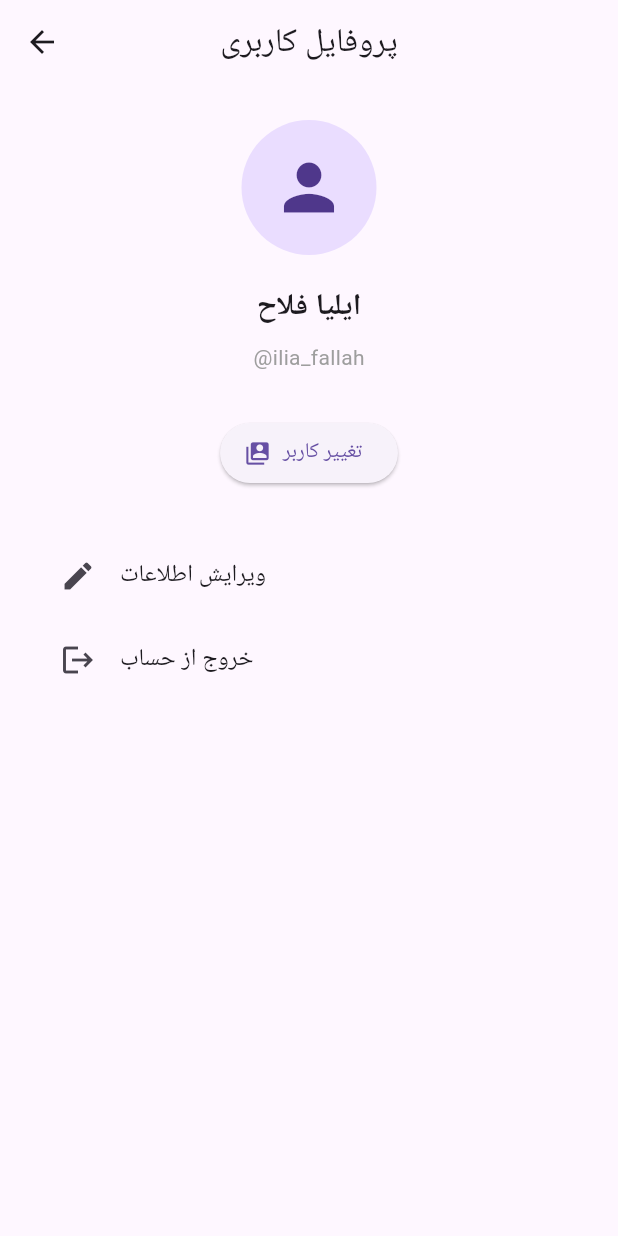
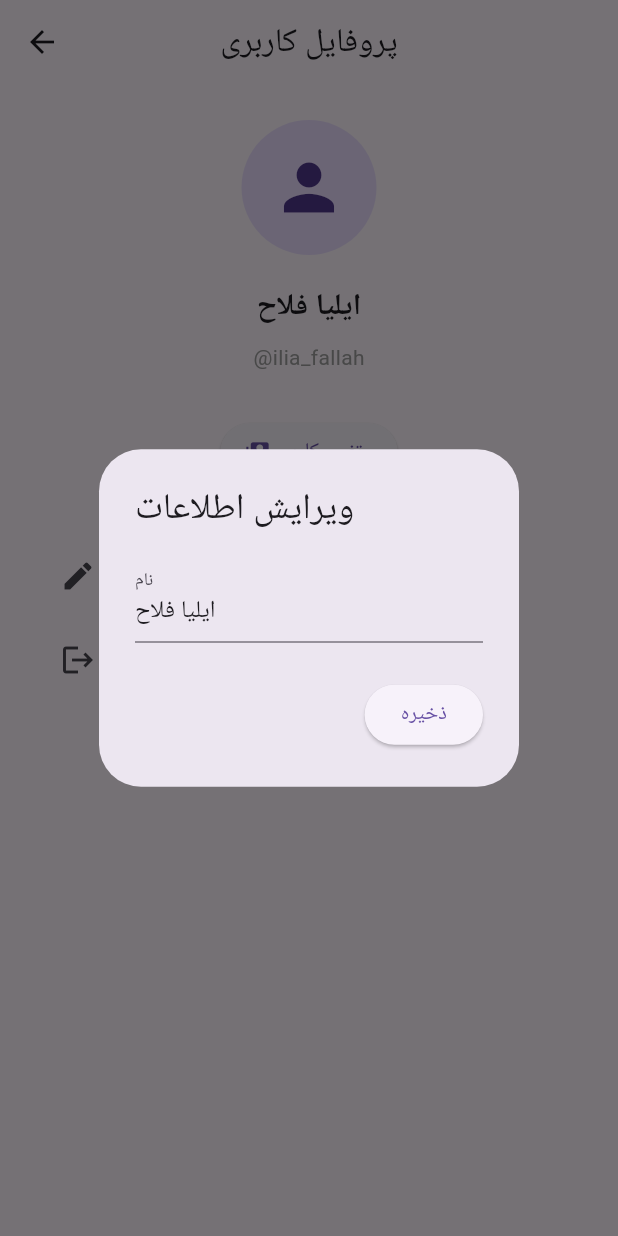
Before and after one commit to iliaffff/AP_Project, a Flutter app: the ProfileScreen screen opened directly, after a tap on "تغییر کاربر", after a tap on "ویرایش اطلاعات", on a phone screen of 412 x 824 dp. Run offline on Flutter 3.47's test engine with Material 3 defaults, Android fonts, the phone set to English and light mode, and no system bars; accounts and stored records are empty.

Commit message:
add edit user info dialog and cleanup profile screen

```diff
--- a/lib/screens/profile/profile_screen.dart
+++ b/lib/screens/profile/profile_screen.dart
@@ -1,22 +1,25 @@
 import 'package:flutter/material.dart';
 import '../../data/fake_data.dart';
 import '../../models/user.dart';
+import '../splash/splash_screen.dart';
 
 class ProfileScreen extends StatefulWidget {
   const ProfileScreen({super.key});
 
+  @override
   State<ProfileScreen> createState() => _ProfileScreenState();
 }
 
 class _ProfileScreenState extends State<ProfileScreen> {
   late User user;
 
+  @override
   void initState() {
     super.initState();
     user = FakeData.currentUser;
   }
 
-  void SwitchUser() {
+  void switchUser() {
     setState(() {
       if (FakeData.currentUser == FakeData.users[0]) {
         FakeData.currentUser = FakeData.users[1];
@@ -27,21 +30,57 @@ class _ProfileScreenState extends State<ProfileScreen> {
     });
   }
 
+  void _editUserName(BuildContext context) {
+    final TextEditingController nameController =
+    TextEditingController(text: user.name);
+
+    showDialog(
+      context: context,
+      builder: (_) {
+        return AlertDialog(
+          title: const Text('ویرایش اطلاعات'),
+          content: TextField(
+            controller: nameController,
+            decoration: const InputDecoration(labelText: 'نام'),
+          ),
+          actions: [
+            ElevatedButton(
+              onPressed: () {
+                setState(() {
+                  user.name = nameController.text;
+                });
+                Navigator.pop(context);
+              },
+              child: const Text('ذخیره'),
+            ),
+          ],
+        );
+      },
+    );
+  }
+
   @override
   Widget build(BuildContext context) {
-    final user = FakeData.currentUser;
-
     return Scaffold(
-      appBar: AppBar(title: const Text('پروفایل کاربری'), centerTitle: true),
+      appBar: AppBar(
+        title: const Text('پروفایل کاربری'),
+        centerTitle: true,
+      ),
       body: Padding(
         padding: const EdgeInsets.all(24),
         child: Column(
           children: [
-            const CircleAvatar(radius: 45, child: Icon(Icons.person, size: 50)),
+            const CircleAvatar(
+              radius: 45,
+              child: Icon(Icons.person, size: 50),
+            ),
             const SizedBox(height: 20),
             Text(
               user.name,
-              style: const TextStyle(fontSize: 20, fontWeight: FontWeight.bold),
+              style: const TextStyle(
+                fontSize: 20,
+                fontWeight: FontWeight.bold,
+              ),
             ),
             const SizedBox(height: 8),
             Text(
@@ -50,19 +89,23 @@ class _ProfileScreenState extends State<ProfileScreen> {
             ),
             const SizedBox(height: 30),
 
-            //دکمه سوییچ یوزر
+            // سوییچ کاربر (نمایشی)
             ElevatedButton.icon(
-              onPressed: SwitchUser,
+              onPressed: switchUser,
               icon: const Icon(Icons.switch_account),
               label: const Text('تغییر کاربر'),
             ),
+
             const SizedBox(height: 30),
 
+            // ویرایش اطلاعات
             ListTile(
               leading: const Icon(Icons.edit),
               title: const Text('ویرایش اطلاعات'),
-              onTap: () {},
+              onTap: () => _editUserName(context),
             ),
+
+            // خروج از حساب
             ListTile(
               leading: const Icon(Icons.logout),
               title: const Text('خروج از حساب'),
@@ -72,7 +115,7 @@ class _ProfileScreenState extends State<ProfileScreen> {
                   MaterialPageRoute(
                     builder: (_) => const SplashScreen(),
                   ),
-                    (route) => false,
+                      (route) => false,
                 );
               },
             ),
```
